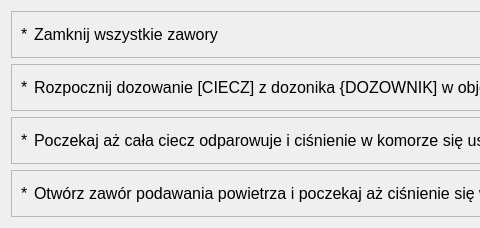
First picture: the form in app/nowytest_4.ui, repository wiacekmarcin/StanowiskoChemiczne, before the edit; both pictures show x 0 to 480 and y 0 to 228 of the 769 by 228 pixel window.
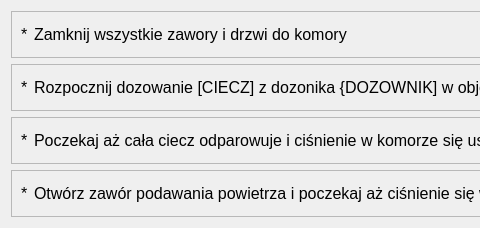
Second picture: the form after the edit. Custom widgets are drawn as their Qt base class.

What changed in the file:
```diff
--- a/app/nowytest_4.ui
+++ b/app/nowytest_4.ui
@@ -44,7 +44,7 @@
       <item>
        <widget class="QLabel" name="txt_1">
         <property name="text">
-         <string>Zamknij wszystkie zawory</string>
+         <string>Zamknij wszystkie zawory i drzwi do komory</string>
         </property>
        </widget>
       </item>
```
